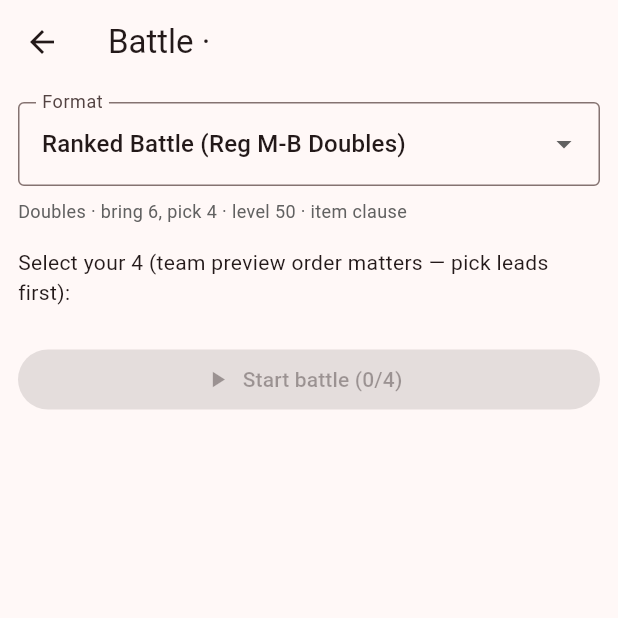
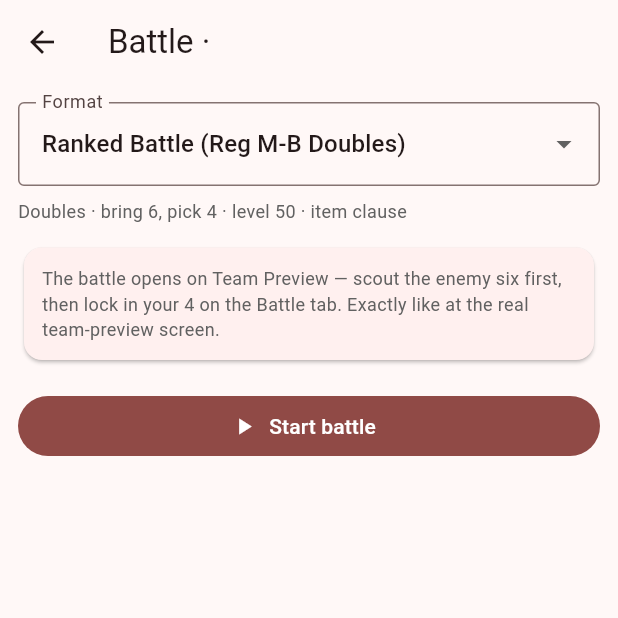
Before and after one commit to JonathanWesely/PokemonStrategyApp, a Flutter app: the BattleSetupScreen screen opened directly with empty values, on a phone screen of 412 x 824 dp, the top half of it. Run offline on Flutter 3.47's test engine with Material 3 defaults, Android fonts, the phone set to English and light mode, and no system bars; our stand-ins replace camera, image_picker, sqflite, sqflite_common; missing offline and left inert: google_mlkit_text_recognition; accounts and stored records are empty.

Commit message:
Move pick-your-4 inside the battle: scout Team Preview first, then lock picks
Matches the real game order — team preview informs the selection. Battle
setup now only chooses the format; the Battle tab shows an ordered pick
selector (first fieldSlots lead, marked with a star) until picks are
locked, with an edit button to change them mid-battle. BattleSession
starts with empty picks; preview scans use your full six for context,
battle scans use your locked picks.

Co-Authored-By: Claude Fable 5 <noreply@anthropic.com>
Claude-Session: https://claude.ai/code/session_014FVjhpPj59cweK1KLR71eM

```diff
--- a/lib/src/app_state.dart
+++ b/lib/src/app_state.dart
@@ -209,8 +209,18 @@ class AppState extends ChangeNotifier {
 
   // ------------------------------------------------------------- battle --
 
-  void startBattle(FormatSpec format, Team team, List<PokemonBuild> picks) {
+  /// Open a battle. Picks are usually chosen later, INSIDE the battle
+  /// (Battle tab), after scouting the enemy on Team Preview — the same order
+  /// the game itself forces.
+  void startBattle(FormatSpec format, Team team,
+      {List<PokemonBuild>? picks}) {
     battle = BattleSession(format: format, team: team, picks: picks);
+    notifyListeners();
+  }
+
+  /// Lock in (or change) which of your six you're bringing.
+  void setPicks(List<PokemonBuild> picks) {
+    battle?.setPicks(picks);
     notifyListeners();
   }
 
@@ -257,7 +267,11 @@ class AppState extends ChangeNotifier {
     final result = await _recognizer.recognize(
       imageBytes,
       context: BattleSnapshotContext(
-        yourSpeciesIds: [for (final p in session.picks) p.speciesId],
+        // Preview screen shows your whole six; the battle screen only your
+        // picks (which may not be locked yet during scouting).
+        yourSpeciesIds: screen == RecognitionScreen.preview
+            ? [for (final b in session.team.builds) b.speciesId]
+            : [for (final p in session.picks) p.speciesId],
         enemyFieldSlots: session.format.fieldSlots,
         enemyTeamSize: session.format.teamSize,
         screen: screen,
--- a/lib/src/models/battle_state.dart
+++ b/lib/src/models/battle_state.dart
@@ -94,7 +94,9 @@ class BattleSession {
   final FormatSpec format;
   final Team team;
 
-  /// The 3 (singles) or 4 (doubles) builds brought to this battle.
+  /// The 3 (singles) or 4 (doubles) builds brought to this battle. EMPTY
+  /// until the player locks their picks — the battle opens on Team Preview
+  /// first (scout the enemy, THEN choose), mirroring the real game flow.
   final List<PokemonBuild> picks;
 
   /// Indexes into [picks] currently on the field.
@@ -108,8 +110,25 @@ class BattleSession {
   /// Team Preview tab and narrows which four they can have brought.
   final List<PreviewSlot> enemyPreview = [];
 
-  BattleSession({required this.format, required this.team, required this.picks}) {
+  BattleSession(
+      {required this.format, required this.team, List<PokemonBuild>? picks})
+      : picks = picks ?? [] {
     // Lead slots default to the first 1 or 2 picks.
+    for (var i = 0; i < format.fieldSlots && i < this.picks.length; i++) {
+      activePickIndexes.add(i);
+    }
+  }
+
+  /// True once the player has locked in their 3 (singles) / 4 (doubles).
+  bool get picksChosen => picks.length >= format.pickSize;
+
+  /// Lock in (or change) the picks; order matters — the first
+  /// [FormatSpec.fieldSlots] lead.
+  void setPicks(List<PokemonBuild> newPicks) {
+    picks
+      ..clear()
+      ..addAll(newPicks.take(format.pickSize));
+    activePickIndexes.clear();
     for (var i = 0; i < format.fieldSlots && i < picks.length; i++) {
       activePickIndexes.add(i);
     }
--- a/lib/src/ui/battle_setup_screen.dart
+++ b/lib/src/ui/battle_setup_screen.dart
@@ -1,4 +1,6 @@
-/// Pick a format (as the game presents them) and your 3-of-6 / 4-of-6.
+/// Pick a format (as the game presents them) and jump in. Your 3-of-6 /
+/// 4-of-6 selection happens INSIDE the battle, on the Battle tab, after
+/// you've scouted the enemy on Team Preview — same order as the real game.
 library;
 
 import 'package:flutter/material.dart';
@@ -19,13 +21,11 @@ class BattleSetupScreen extends StatefulWidget {
 
 class _BattleSetupScreenState extends State<BattleSetupScreen> {
   FormatSpec? _format;
-  final Set<int> _pickedIndexes = {};
 
   @override
   Widget build(BuildContext context) {
     final state = AppScope.of(context);
     final format = _format ?? state.pack.formats.first;
-    final pickSize = format.pickSize;
 
     return Scaffold(
       appBar: AppBar(title: Text('Battle · ${widget.team.name}')),
@@ -44,57 +44,39 @@ class _BattleSetupScreenState extends State<BattleSetupScreen> {
             ],
             onChanged: (id) => setState(() {
               _format = state.pack.formatById(id ?? '');
-              _pickedIndexes.clear();
             }),
           ),
           const SizedBox(height: 8),
           Text(
             '${format.style == 'doubles' ? 'Doubles' : 'Singles'} · '
-            'bring ${format.teamSize}, pick $pickSize · level ${format.level}'
+            'bring ${format.teamSize}, pick ${format.pickSize} · '
+            'level ${format.level}'
             '${format.itemClause ? ' · item clause' : ''}',
             style: TextStyle(fontSize: 12, color: Colors.grey.shade700),
           ),
-          const SizedBox(height: 16),
-          Text('Select your $pickSize (team preview order matters — pick '
-              'leads first):'),
-          const SizedBox(height: 8),
-          for (var i = 0; i < widget.team.builds.length; i++)
-            CheckboxListTile(
-              value: _pickedIndexes.contains(i),
-              title: Text(widget.team.builds[i].nickname ??
-                  state.pack.speciesName(widget.team.builds[i].speciesId)),
-              subtitle: Text(
-                widget.team.builds[i].moveIds
-                    .map(state.pack.moveName)
-                    .join(', '),
-                style: const TextStyle(fontSize: 11),
+          const SizedBox(height: 12),
+          Card(
+            child: Padding(
+              padding: const EdgeInsets.all(12),
+              child: Text(
+                'The battle opens on Team Preview — scout the enemy six '
+                'first, then lock in your ${format.pickSize} on the Battle '
+                'tab. Exactly like at the real team-preview screen.',
+                style: TextStyle(fontSize: 12, color: Colors.grey.shade700),
               ),
-              onChanged: (checked) => setState(() {
-                if (checked == true) {
-                  if (_pickedIndexes.length < pickSize) _pickedIndexes.add(i);
-                } else {
-                  _pickedIndexes.remove(i);
-                }
-              }),
             ),
+          ),
           const SizedBox(height: 16),
           FilledButton.icon(
             icon: const Icon(Icons.play_arrow),
-            label: Text('Start battle (${_pickedIndexes.length}/$pickSize)'),
-            onPressed: _pickedIndexes.length == pickSize
-                ? () {
-                    final picks = _pickedIndexes.toList()..sort();
-                    state.startBattle(
-                      format,
-                      widget.team,
-                      [for (final i in picks) widget.team.builds[i]],
-                    );
-                    Navigator.pushReplacement(
-                      context,
-                      MaterialPageRoute(builder: (_) => const BattleScreen()),
-                    );
-                  }
-                : null,
+            label: const Text('Start battle'),
+            onPressed: () {
+              state.startBattle(format, widget.team);
+              Navigator.pushReplacement(
+                context,
+                MaterialPageRoute(builder: (_) => const BattleScreen()),
+              );
+            },
           ),
         ],
       ),
```
Also changed, not shown: lib/src/ui/battle_screen.dart (+135 -2 lines), 3 other files.
